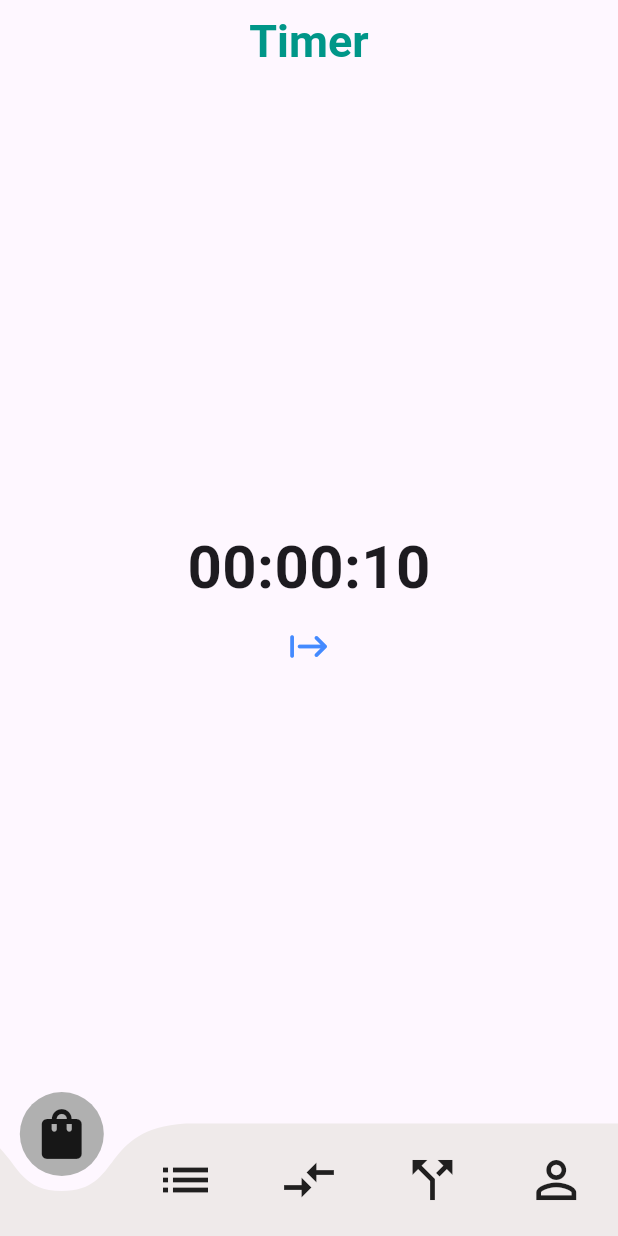
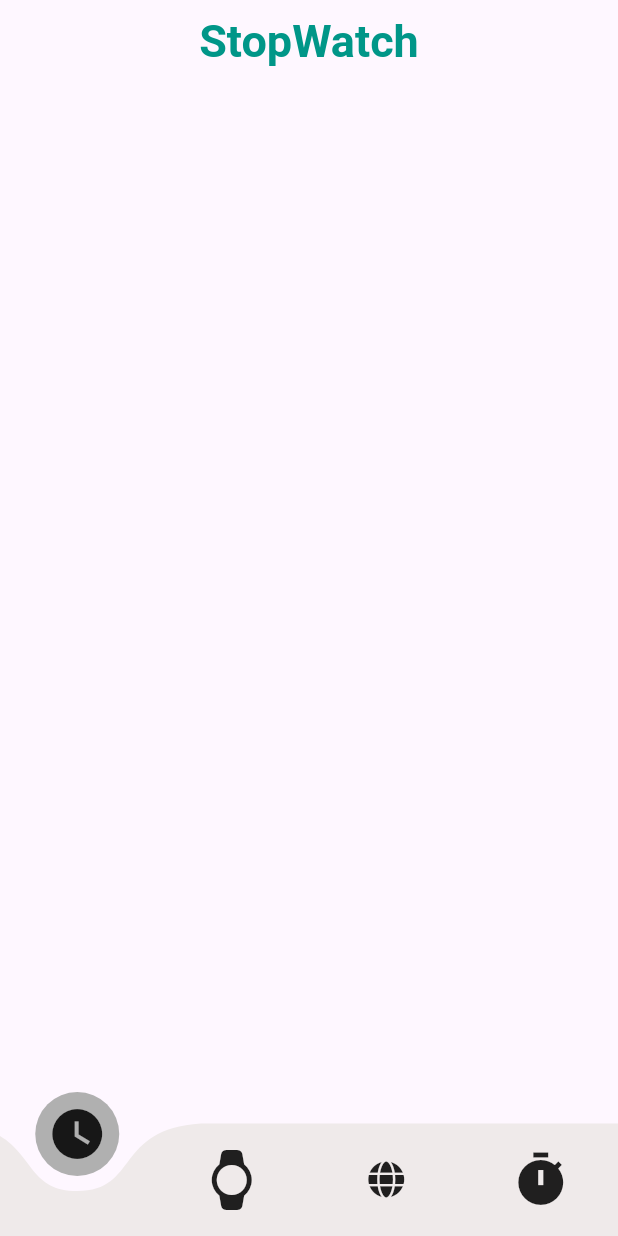
Before and after one commit to etv18/reloj_flutter, a Flutter app: the screen it shows after launch, on a phone screen of 412 x 824 dp. Run offline on Flutter 3.47's test engine with Material 3 defaults, Android fonts, the light colour scheme and no system bars; drawn by our look-alikes of curved_navigation_bar; our stand-ins replace flutter_bloc, font_awesome_flutter, go_router; network calls fail.

Commit message:
routes defined, missing correct set up for indexes of incons for the bottom navbar

```diff
--- /dev/null
+++ b/lib/app.dart
@@ -0,0 +1,29 @@
+import 'package:flutter/material.dart';
+import 'package:flutter_bloc/flutter_bloc.dart';
+import 'package:reloj_proyecto/controllers/clockCubit/clock_cubit.dart';
+import 'package:reloj_proyecto/controllers/multipleClocksCubit/multi_clocks_cubit.dart';
+import 'package:reloj_proyecto/controllers/routes/routers.dart';
+import 'package:reloj_proyecto/screens/stop_watch_screen.dart';
+
+class App extends StatelessWidget {
+  const App({super.key});
+
+  @override
+  Widget build(BuildContext context) {
+    final routerConfig = RouterController();
+    return MultiBlocProvider(
+      providers: [
+        BlocProvider(
+          create: (context) => ClockCubit(),
+        ),
+        BlocProvider(
+          create: (context) => MultiClocksCubit(),
+        ),
+      ],
+      child: MaterialApp.router(
+        routerConfig: routerConfig.getRoutesConfig(),
+        debugShowCheckedModeBanner: false,
+      ),
+    );
+  }
+}
--- /dev/null
+++ b/lib/controllers/routes/routers.dart
@@ -0,0 +1,48 @@
+import 'package:flutter/material.dart';
+import 'package:go_router/go_router.dart';
+import 'package:reloj_proyecto/models/route_paths.dart';
+import 'package:reloj_proyecto/screens/clock_screen.dart';
+import 'package:reloj_proyecto/screens/multi_clocks_screen.dart';
+import 'package:reloj_proyecto/screens/stop_watch_screen.dart';
+import 'package:reloj_proyecto/screens/timer_screen.dart';
+
+class RouterController {
+  GoRouter getRoutesConfig() {
+    return GoRouter(
+      routes: <RouteBase>[
+        GoRoute(
+          path: '/',
+          builder: (BuildContext context, GoRouterState state) {
+            return StopWatchScreen();
+          },
+          routes: <RouteBase>[
+            GoRoute(
+              path: RoutePaths.clock,
+              builder: (BuildContext context, GoRouterState state) {
+                return ClockScreen();
+              },
+            ),
+            GoRoute(
+              path: RoutePaths.multiClock,
+              builder: (BuildContext context, GoRouterState state) {
+                return const MultiClocksScreen();
+              },
+            ),
+            GoRoute(
+              path: RoutePaths.stopWatch,
+              builder: (BuildContext context, GoRouterState state) {
+                return const StopWatchScreen();
+              },
+            ),
+            GoRoute(
+              path: RoutePaths.timer,
+              builder: (BuildContext context, GoRouterState state) {
+                return const TimerScreen();
+              },
+            ),
+          ],
+        ),
+      ],
+    );
+  }
+}
--- a/lib/main.dart
+++ b/lib/main.dart
@@ -1,26 +1,20 @@
 import 'package:flutter/material.dart';
 import 'package:flutter_bloc/flutter_bloc.dart';
+import 'package:reloj_proyecto/app.dart';
 import 'package:reloj_proyecto/controllers/clockCubit/clock_cubit.dart';
 import 'package:reloj_proyecto/controllers/multipleClocksCubit/multi_clocks_cubit.dart';
 import 'package:reloj_proyecto/models/repository/time_info.dart';
 import 'package:reloj_proyecto/screens/multi_clocks_screen.dart';
+import 'package:reloj_proyecto/screens/stop_watch_screen.dart';
 import 'package:reloj_proyecto/screens/timer_screen.dart';
 
 void main() {
-  runApp(MultiBlocProvider(
-    providers: [
-      BlocProvider(
-        create: (context) => ClockCubit(),
-      ),
-      BlocProvider(
-        create: (context) => MultiClocksCubit(),
-      ),
-    ],
-    child: MaterialApp(
+  runApp(
+    MaterialApp(
       debugShowCheckedModeBanner: false,
-      home: TimerScreen(),
+      home: App(),
     ),
-  ));
+  );
 
   TimeInfo timeinfo = TimeInfo();
   timeinfo.fetchTimes();
--- /dev/null
+++ b/lib/models/route_paths.dart
@@ -0,0 +1,6 @@
+class RoutePaths {
+  static final String clock = 'clock-screen';
+  static final String multiClock = 'multi-clock-screen';
+  static final String stopWatch = 'stop-watch-screen';
+  static final String timer = 'timer-screen';
+}
--- a/lib/myWidgets/bottom_nav_bar.dart
+++ b/lib/myWidgets/bottom_nav_bar.dart
@@ -1,6 +1,10 @@
+import 'package:flutter/cupertino.dart';
 import 'package:flutter/material.dart';
 
 import 'package:curved_navigation_bar/curved_navigation_bar.dart';
+import 'package:font_awesome_flutter/font_awesome_flutter.dart';
+import 'package:go_router/go_router.dart';
+import 'package:reloj_proyecto/models/route_paths.dart';
 
 class BottomNavBar extends StatefulWidget {
   const BottomNavBar({super.key});
@@ -12,17 +16,24 @@ class BottomNavBar extends StatefulWidget {
 class _BottomNavBarState extends State<BottomNavBar> {
   int _page = 0;
   GlobalKey<CurvedNavigationBarState> _bottomNavigationKey = GlobalKey();
+
+  final List<String> _routes = [
+    '/${RoutePaths.clock}',
+    '/${RoutePaths.stopWatch}',
+    '/${RoutePaths.multiClock}',
+    '/${RoutePaths.timer}',
+  ];
+
   @override
   Widget build(BuildContext context) {
     return CurvedNavigationBar(
       key: _bottomNavigationKey,
       index: 0,
       items: <Widget>[
-        Icon(Icons.shopping_bag, size: 40),
-        Icon(Icons.list, size: 40),
-        Icon(Icons.compare_arrows, size: 40),
-        Icon(Icons.call_split, size: 40),
-        Icon(Icons.perm_identity, size: 40),
+        Icon(Icons.watch_later, size: 40),
+        Icon(Icons.watch_rounded, size: 40),
+        Icon(FontAwesomeIcons.globe),
+        Icon(Icons.timer, size: 40),
       ],
       color: Color.fromARGB(255, 239, 234, 234),
       buttonBackgroundColor: Color(0XFFB0B0B0),
@@ -33,6 +44,7 @@ class _BottomNavBarState extends State<BottomNavBar> {
         setState(() {
           _page = index;
         });
+        context.go(_routes[index]);
       },
       letIndexChange: (index) => true,
     );
--- a/lib/screens/clock_screen.dart
+++ b/lib/screens/clock_screen.dart
@@ -5,7 +5,9 @@ import 'package:reloj_proyecto/myWidgets/bottom_nav_bar.dart';
 import 'package:reloj_proyecto/myWidgets/custom_app_bar.dart';
 
 class ClockScreen extends StatefulWidget {
-  const ClockScreen({super.key});
+  const ClockScreen({
+    super.key,
+  });
 
   @override
   State<ClockScreen> createState() => _ClockScreenState();
--- a/lib/screens/multi_clocks_screen.dart
+++ b/lib/screens/multi_clocks_screen.dart
@@ -6,7 +6,9 @@ import 'package:reloj_proyecto/myWidgets/bottom_nav_bar.dart';
 import 'package:reloj_proyecto/myWidgets/custom_app_bar.dart';
 
 class MultiClocksScreen extends StatefulWidget {
-  const MultiClocksScreen({super.key});
+  const MultiClocksScreen({
+    super.key,
+  });
 
   @override
   State<MultiClocksScreen> createState() => _MultiClocksScreenState();
--- /dev/null
+++ b/lib/screens/stop_watch_screen.dart
@@ -0,0 +1,25 @@
+import 'package:flutter/material.dart';
+import 'package:reloj_proyecto/myWidgets/bottom_nav_bar.dart';
+import 'package:reloj_proyecto/myWidgets/custom_app_bar.dart';
+
+class StopWatchScreen extends StatefulWidget {
+  const StopWatchScreen({super.key});
+
+  @override
+  State<StopWatchScreen> createState() => _StopWatchScreenState();
+}
+
+class _StopWatchScreenState extends State<StopWatchScreen> {
+  @override
+  void initState() {
+    super.initState();
+  }
+
+  @override
+  Widget build(BuildContext context) {
+    return Scaffold(
+      appBar: CustomAppBar(title: 'StopWatch'),
+      bottomNavigationBar: BottomNavBar(),
+    );
+  }
+}
--- a/lib/screens/timer_screen.dart
+++ b/lib/screens/timer_screen.dart
@@ -14,14 +14,8 @@ class TimerScreen extends StatefulWidget {
 
 class _TimerScreenState extends State<TimerScreen> {
   int time = 10;
-  late int initialTime;
+  late int initialTime = time;
   late Timer _timer;
-
-  @override
-  void initState() {
-    super.initState();
-    initialTime = time;
-  }
 
   void startTimer() {
     _timer = Timer.periodic(Duration(seconds: 1), (timer) {
--- a/pubspec.yaml
+++ b/pubspec.yaml
@@ -11,8 +11,9 @@ dependencies:
     sdk: flutter
   flutter_bloc: ^9.1.0
   http: ^1.3.0
-  curved_labeled_navigation_bar: ^2.0.6
   curved_navigation_bar: ^1.0.6 #latest version
+  font_awesome_flutter: ^10.8.0
+  go_router: ^14.8.1
 
 dev_dependencies:
   flutter_test:
```
Also changed, not shown: pubspec.lock.
